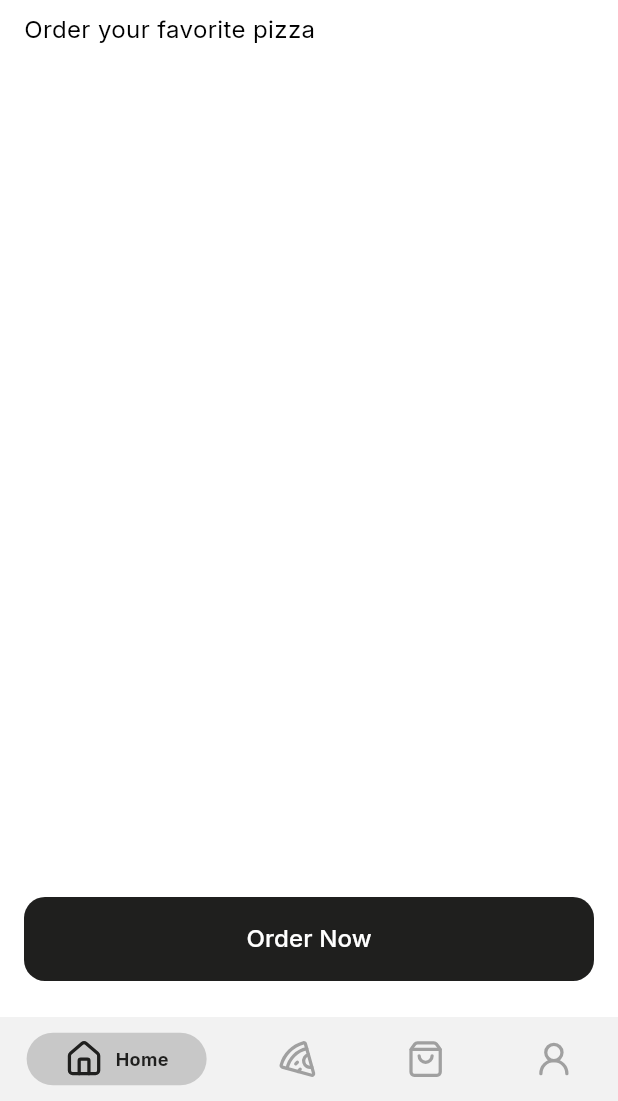
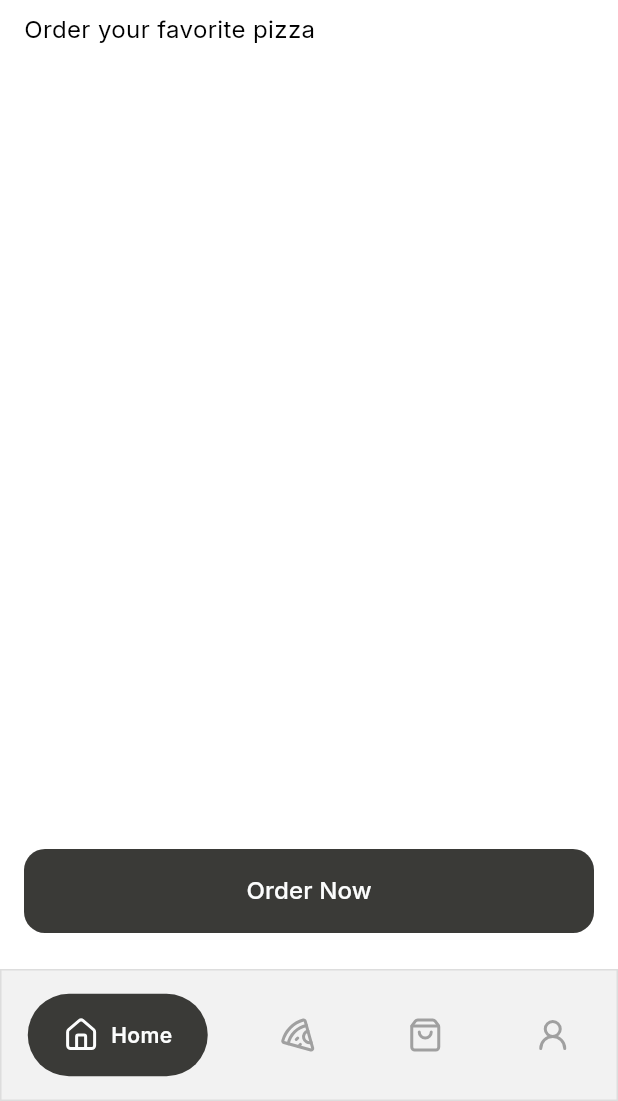
Before and after one commit to Jinlei2000/pizza-ar-flutter-2023, a Flutter app: the screen it shows after launch, on a phone screen of 412 x 824 dp, the part 135-1236 px from its top. Run offline on Flutter 3.47's test engine with Material 3 defaults, Android fonts, the light colour scheme and no system bars; drawn by our look-alikes of persistent_bottom_nav_bar; our stand-ins replace flutter_svg, google_fonts, lucide_icons.

Commit message:
feat: add colors and design to bottom nav

```diff
--- /dev/null
+++ b/devtools_options.yaml
@@ -0,0 +1 @@
+extensions:
--- a/lib/components/bottom_navigation.dart
+++ b/lib/components/bottom_navigation.dart
@@ -31,26 +31,50 @@ class _BottomNavigationState extends State<BottomNavigation> {
         PersistentBottomNavBarItem(
           icon: const Icon(LucideIcons.home),
           title: 'Home',
-          activeColorPrimary: MyColors.button,
-          inactiveColorPrimary: MyColors.gray500,
+          activeColorPrimary: MyColors.bottomNavBarSelectedTab,
+          activeColorSecondary: MyColors.bottomNavBarSelectedText,
+          inactiveColorPrimary: MyColors.bottomNavBarUnselectedTab,
+          iconSize: 24,
+          textStyle: const TextStyle(
+            fontSize: 14,
+            fontWeight: FontWeight.w600,
+          ),
         ),
         PersistentBottomNavBarItem(
           icon: const Icon(LucideIcons.pizza),
           title: 'Pizza',
-          activeColorPrimary: MyColors.button,
-          inactiveColorPrimary: MyColors.gray500,
+          activeColorPrimary: MyColors.bottomNavBarSelectedTab,
+          activeColorSecondary: MyColors.bottomNavBarSelectedText,
+          inactiveColorPrimary: MyColors.bottomNavBarUnselectedTab,
+          iconSize: 24,
+          textStyle: const TextStyle(
+            fontSize: 14,
+            fontWeight: FontWeight.w600,
+          ),
         ),
         PersistentBottomNavBarItem(
           icon: const Icon(LucideIcons.shoppingBag),
           title: 'Order',
-          activeColorPrimary: MyColors.button,
-          inactiveColorPrimary: MyColors.gray500,
+          activeColorPrimary: MyColors.bottomNavBarSelectedTab,
+          activeColorSecondary: MyColors.bottomNavBarSelectedText,
+          inactiveColorPrimary: MyColors.bottomNavBarUnselectedTab,
+          iconSize: 24,
+          textStyle: const TextStyle(
+            fontSize: 14,
+            fontWeight: FontWeight.w600,
+          ),
         ),
         PersistentBottomNavBarItem(
           icon: const Icon(LucideIcons.user2),
           title: 'You',
-          activeColorPrimary: MyColors.button,
-          inactiveColorPrimary: MyColors.gray500,
+          activeColorPrimary: MyColors.bottomNavBarSelectedTab,
+          activeColorSecondary: MyColors.bottomNavBarSelectedText,
+          inactiveColorPrimary: MyColors.bottomNavBarUnselectedTab,
+          iconSize: 24,
+          textStyle: const TextStyle(
+            fontSize: 14,
+            fontWeight: FontWeight.w600,
+          ),
         ),
       ];
 
@@ -66,13 +90,21 @@ class _BottomNavigationState extends State<BottomNavigation> {
             screens: _buildScreens(),
             items: _navBarsItems(),
             confineInSafeArea: true,
-            backgroundColor: MyColors.background,
             handleAndroidBackButtonPress: true,
             resizeToAvoidBottomInset: true,
             stateManagement: true,
             hideNavigationBarWhenKeyboardShows: true,
             popAllScreensOnTapOfSelectedTab: true,
             popActionScreens: PopActionScreensType.all,
+            backgroundColor: MyColors.bottomNavBar,
+            navBarHeight: 88,
+            decoration: const NavBarDecoration(
+              border: Border.fromBorderSide(
+                BorderSide(width: 1, color: MyColors.gray200),
+              ),
+            ),
+            padding: const NavBarPadding.only(
+                bottom: 20, top: 20, left: 16, right: 16),
             itemAnimationProperties: const ItemAnimationProperties(
               duration: Duration(milliseconds: 200),
               curve: Curves.ease,
@@ -82,7 +114,7 @@ class _BottomNavigationState extends State<BottomNavigation> {
               curve: Curves.ease,
               duration: Duration(milliseconds: 200),
             ),
-            navBarStyle: NavBarStyle.style1,
+            navBarStyle: NavBarStyle.style7,
           );
         },
       ),
--- a/lib/components/button.dart
+++ b/lib/components/button.dart
@@ -28,7 +28,7 @@ class Button extends StatelessWidget {
         child: Text(
           text,
           style: const TextStyle(
-            color: Colors.white,
+            color: MyColors.buttonText,
             fontSize: 16,
             fontWeight: FontWeight.w500,
           ),
--- a/lib/utils/colors.dart
+++ b/lib/utils/colors.dart
@@ -21,5 +21,14 @@ class MyColors {
 
   // Background Colors
   static const Color background = gray50;
-  static const Color button = gray950;
+
+  // Button Colors
+  static const Color button = gray900;
+  static const Color buttonText = gray100;
+
+  // Bottom Navigation Bar Colors
+  static const Color bottomNavBar = gray50;
+  static const Color bottomNavBarSelectedTab = gray900;
+  static const Color bottomNavBarSelectedText = gray100;
+  static const Color bottomNavBarUnselectedTab = gray500;
 }
```
